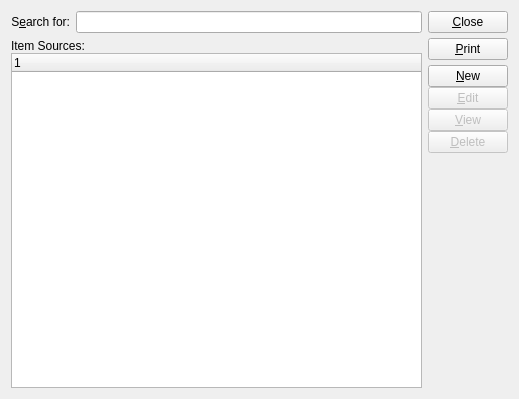
Old version of the form xtuple/trunk/guiclient/itemSources.ui in the repository WooodHead/xtuple.
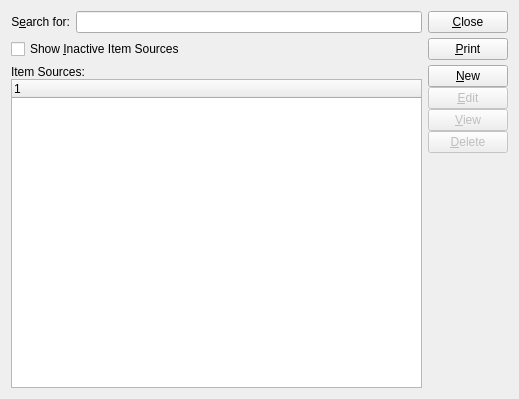
New version of the form. Custom widgets are drawn as their Qt base class.

Commit message: Issue #7344:add show inactive checkbox

What changed in the file:
```diff
--- a/xtuple/trunk/guiclient/itemSources.ui
+++ b/xtuple/trunk/guiclient/itemSources.ui
@@ -36,6 +36,30 @@
         </item>
        </layout>
       </item>
+      <item>
+       <layout class="QHBoxLayout" >
+        <item>
+         <widget class="XCheckBox" name="_showInactive" >
+          <property name="text" >
+           <string>Show &amp;Inactive Item Sources</string>
+          </property>
+         </widget>
+        </item>
+        <item>
+         <spacer>
+          <property name="orientation" >
+           <enum>Qt::Horizontal</enum>
+          </property>
+          <property name="sizeHint" >
+           <size>
+            <width>40</width>
+            <height>20</height>
+           </size>
+          </property>
+         </spacer>
+        </item>
+       </layout>
+      </item>
       <item>
        <layout class="QVBoxLayout" >
         <property name="spacing" >
@@ -166,6 +190,11 @@
  <layoutdefault spacing="6" margin="11" />
  <pixmapfunction>qPixmapFromMimeSource</pixmapfunction>
  <customwidgets>
+  <customwidget>
+   <class>XCheckBox</class>
+   <extends>QCheckBox</extends>
+   <header>xcheckbox.h</header>
+  </customwidget>
   <customwidget>
    <class>XLineEdit</class>
    <extends>QLineEdit</extends>
```
Left out of the diff: 16 changed lines with no effect on the pictures. The commit also changes 1 other file.
